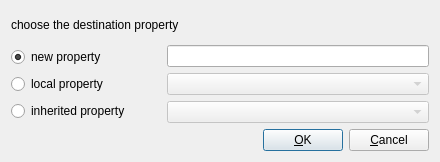
Before: the Qt Designer form software/tulip/designer/CopyPropertyDialog.ui in vadivelselvaraj/TulipGLImprovement, drawn with Qt 5.
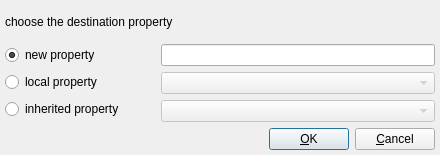
After: the same form once the commit is applied.

Patch:
```diff
--- a/software/tulip/designer/CopyPropertyDialog.ui
+++ b/software/tulip/designer/CopyPropertyDialog.ui
@@ -6,11 +6,13 @@
     <x>0</x>
     <y>0</y>
     <width>440</width>
-    <height>162</height>
+    <height>155</height>
    </rect>
   </property>
   <property name="sizePolicy" >
-   <sizepolicy vsizetype="Preferred" hsizetype="Preferred" >
+   <sizepolicy>
+    <hsizetype>0</hsizetype>
+    <vsizetype>0</vsizetype>
     <horstretch>0</horstretch>
     <verstretch>0</verstretch>
    </sizepolicy>
@@ -25,8 +27,20 @@
    <bool>true</bool>
   </property>
   <layout class="QGridLayout" >
+   <property name="margin" >
+    <number>5</number>
+   </property>
+   <property name="spacing" >
+    <number>6</number>
+   </property>
    <item rowspan="2" row="0" column="0" colspan="2" >
     <layout class="QVBoxLayout" >
+     <property name="margin" >
+      <number>0</number>
+     </property>
+     <property name="spacing" >
+      <number>6</number>
+     </property>
      <item>
       <widget class="QLabel" name="label" >
        <property name="text" >
@@ -42,10 +56,19 @@
      </item>
      <item>
       <layout class="QHBoxLayout" >
+       <property name="margin" >
+        <number>0</number>
+       </property>
+       <property name="spacing" >
+        <number>6</number>
+       </property>
        <item>
         <layout class="QGridLayout" >
-         <property name="verticalSpacing" >
-          <number>5</number>
+         <property name="margin" >
+          <number>0</number>
+         </property>
+         <property name="spacing" >
+          <number>6</number>
          </property>
          <item row="0" column="0" >
           <widget class="QRadioButton" name="newPropertyButton" >
@@ -85,7 +108,9 @@
          <item row="2" column="0" >
           <widget class="QRadioButton" name="inheritedPropertyButton" >
            <property name="sizePolicy" >
-            <sizepolicy vsizetype="Fixed" hsizetype="Minimum" >
+            <sizepolicy>
+             <hsizetype>0</hsizetype>
+             <vsizetype>0</vsizetype>
              <horstretch>0</horstretch>
              <verstretch>0</verstretch>
             </sizepolicy>
@@ -108,6 +133,12 @@
        </item>
        <item>
         <layout class="QVBoxLayout" >
+         <property name="margin" >
+          <number>0</number>
+         </property>
+         <property name="spacing" >
+          <number>6</number>
+         </property>
          <item>
           <widget class="QLineEdit" name="newPropertyText" >
            <property name="toolTip" >
@@ -121,7 +152,9 @@
             <bool>false</bool>
            </property>
            <property name="sizePolicy" >
-            <sizepolicy vsizetype="Fixed" hsizetype="Expanding" >
+            <sizepolicy>
+             <hsizetype>7</hsizetype>
+             <vsizetype>0</vsizetype>
              <horstretch>0</horstretch>
              <verstretch>0</verstretch>
             </sizepolicy>
@@ -140,7 +173,9 @@
             <bool>false</bool>
            </property>
            <property name="sizePolicy" >
-            <sizepolicy vsizetype="Fixed" hsizetype="Expanding" >
+            <sizepolicy>
+             <hsizetype>7</hsizetype>
+             <vsizetype>0</vsizetype>
              <horstretch>0</horstretch>
              <verstretch>0</verstretch>
             </sizepolicy>
@@ -159,6 +194,12 @@
      </item>
      <item>
       <layout class="QHBoxLayout" >
+       <property name="margin" >
+        <number>0</number>
+       </property>
+       <property name="spacing" >
+        <number>6</number>
+       </property>
        <item>
         <spacer>
          <property name="orientation" >
```
